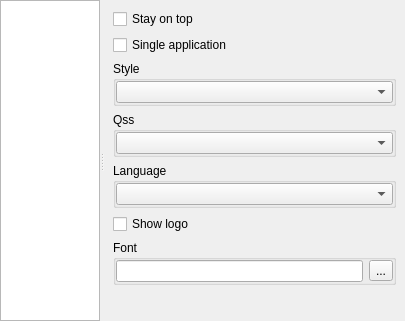
First picture: the form in xoptionswidget.ui, repository horsicq/XOptions, before the edit.
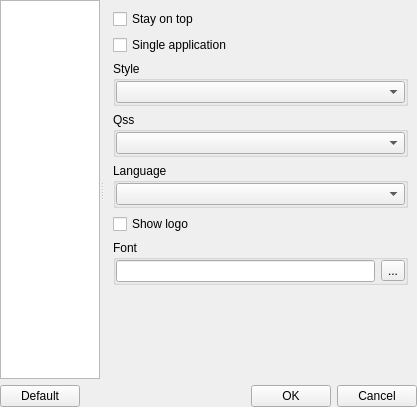
Second picture: the form after the edit.

The edit to the form file:
```diff
--- a/xoptionswidget.ui
+++ b/xoptionswidget.ui
@@ -6,8 +6,8 @@
    <rect>
     <x>0</x>
     <y>0</y>
-    <width>405</width>
-    <height>321</height>
+    <width>417</width>
+    <height>407</height>
    </rect>
   </property>
   <property name="windowTitle">
@@ -73,8 +73,8 @@
             <rect>
              <x>0</x>
              <y>0</y>
-             <width>300</width>
-             <height>321</height>
+             <width>312</width>
+             <height>370</height>
             </rect>
            </property>
            <layout class="QVBoxLayout" name="verticalLayout_8">
@@ -310,6 +310,44 @@
      </widget>
     </widget>
    </item>
+   <item>
+    <layout class="QHBoxLayout" name="horizontalLayout_2">
+     <item>
+      <widget class="QPushButton" name="pushButtonDefault">
+       <property name="text">
+        <string>Default</string>
+       </property>
+      </widget>
+     </item>
+     <item>
+      <spacer name="horizontalSpacer">
+       <property name="orientation">
+        <enum>Qt::Horizontal</enum>
+       </property>
+       <property name="sizeHint" stdset="0">
+        <size>
+         <width>40</width>
+         <height>20</height>
+        </size>
+       </property>
+      </spacer>
+     </item>
+     <item>
+      <widget class="QPushButton" name="pushButtonOK">
+       <property name="text">
+        <string>OK</string>
+       </property>
+      </widget>
+     </item>
+     <item>
+      <widget class="QPushButton" name="pushButtonCancel">
+       <property name="text">
+        <string>Cancel</string>
+       </property>
+      </widget>
+     </item>
+    </layout>
+   </item>
   </layout>
  </widget>
  <resources/>
```
Left out of the diff: 4 changed lines with no effect on the pictures.
